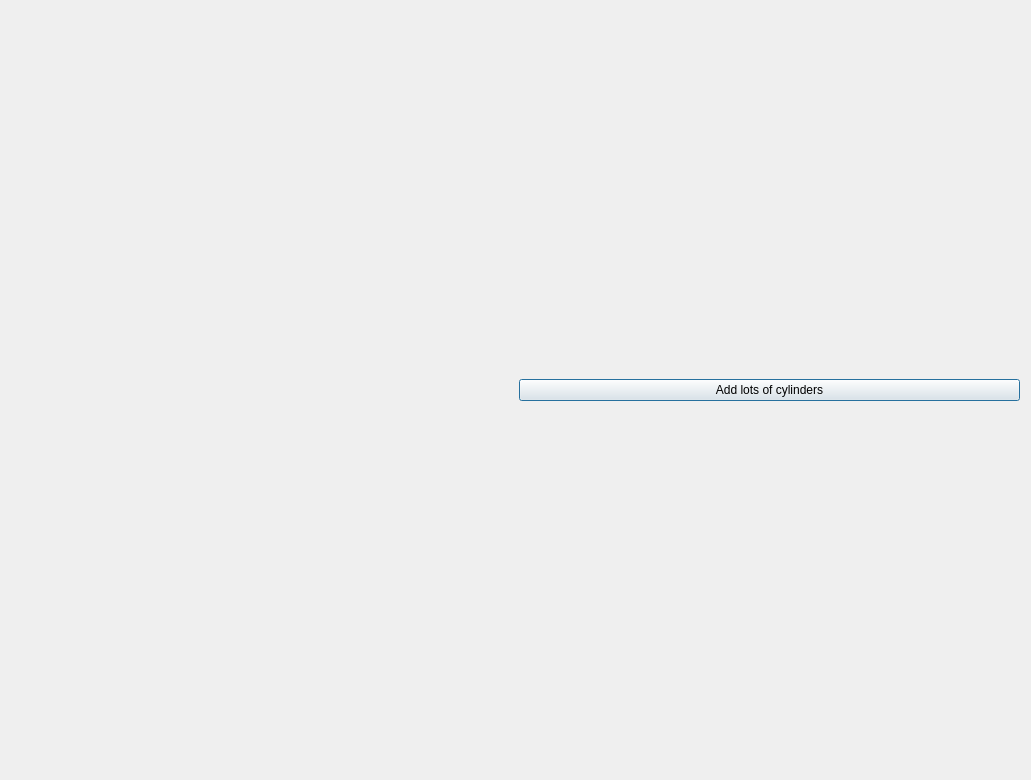
This is ui/lotsofcylinders.ui in ScreamingUdder/Qt3D-Examples as Qt 5 draws it before an edit. The edited form follows.
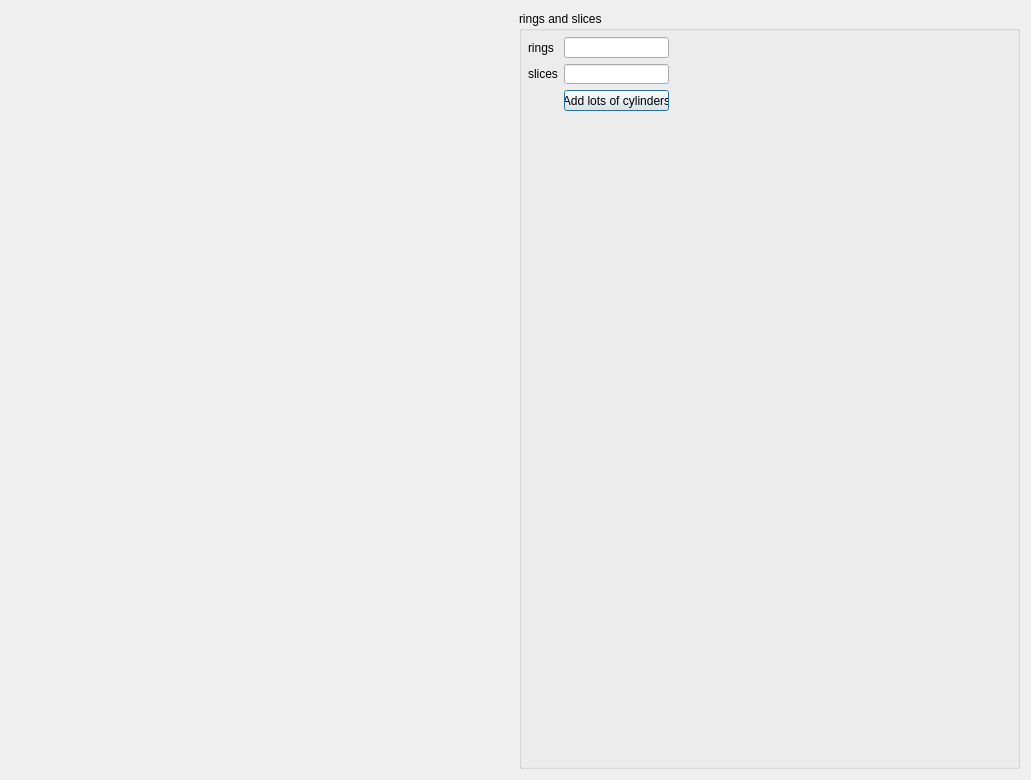
This is the edited form.

Commit message: sorting out layout for lots of cylinders window, setting default rings and slices to 20

```diff
--- a/ui/lotsofcylinders.ui
+++ b/ui/lotsofcylinders.ui
@@ -18,10 +18,49 @@
     <widget class="QWidget" name="widget" native="true"/>
    </item>
    <item>
-    <widget class="QPushButton" name="pushButton">
-     <property name="text">
-      <string>Add lots of cylinders</string>
+    <widget class="QGroupBox" name="groupBox">
+     <property name="title">
+      <string>rings and slices</string>
      </property>
+     <widget class="QWidget" name="">
+      <property name="geometry">
+       <rect>
+        <x>9</x>
+        <y>26</y>
+        <width>141</width>
+        <height>74</height>
+       </rect>
+      </property>
+      <layout class="QFormLayout" name="formLayout">
+       <item row="0" column="0">
+        <widget class="QLabel" name="label">
+         <property name="text">
+          <string>rings</string>
+         </property>
+        </widget>
+       </item>
+       <item row="0" column="1">
+        <widget class="QLineEdit" name="ringslineedit"/>
+       </item>
+       <item row="1" column="0">
+        <widget class="QLabel" name="label_2">
+         <property name="text">
+          <string>slices</string>
+         </property>
+        </widget>
+       </item>
+       <item row="1" column="1">
+        <widget class="QLineEdit" name="sliceslineedit"/>
+       </item>
+       <item row="2" column="1">
+        <widget class="QPushButton" name="pushButton">
+         <property name="text">
+          <string>Add lots of cylinders</string>
+         </property>
+        </widget>
+       </item>
+      </layout>
+     </widget>
     </widget>
    </item>
   </layout>
```
The commit also changes 4 other files.
